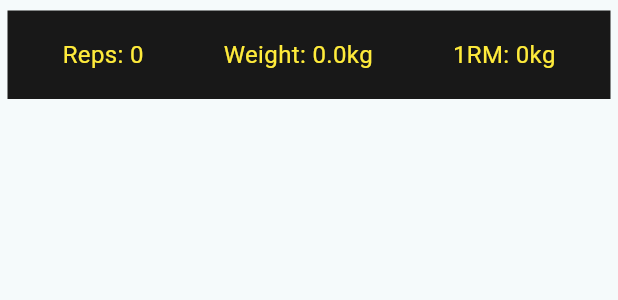
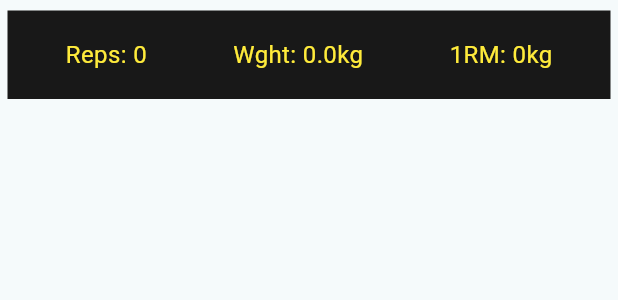
Before and after one commit to kry-ozo/gymNote, a Flutter app: the LogTile widget shown alone on an empty page, opened directly with empty values, on a phone screen of 412 x 824 dp. Shown: the top 300 px of the screen. Run offline on Flutter 3.47's test engine with Material 3 defaults, Android fonts, the phone set to English and light mode, and no system bars; our stand-ins replace convex_bottom_bar; missing offline and left inert: super_icons.

Commit message:
Changed the date in logs to String formated by DateFormat

```diff
--- a/lib/components/log_tile.dart
+++ b/lib/components/log_tile.dart
@@ -9,8 +9,8 @@ class LogTile extends StatelessWidget {
   Widget build(BuildContext context) {
     return Container(
       color: const Color.fromARGB(255, 24, 24, 24),
-      padding: EdgeInsets.symmetric( horizontal: 10, vertical: 18),
-      margin: EdgeInsets.symmetric(horizontal: 5, vertical: 7),
+      padding: const EdgeInsets.symmetric( horizontal: 10, vertical: 18),
+      margin: const EdgeInsets.symmetric(horizontal: 5, vertical: 7),
       child: Row(
         crossAxisAlignment: CrossAxisAlignment.center,
         mainAxisAlignment: MainAxisAlignment.spaceAround,
@@ -20,7 +20,7 @@ class LogTile extends StatelessWidget {
             color: Colors.yellow,
             fontSize: 16
           ),),
-          Text("Weight: ${log.weight}kg",
+          Text("Wght: ${log.weight}kg",
           style: const TextStyle(
             color: Colors.yellow,
             fontSize: 16
--- a/lib/models/log.dart
+++ b/lib/models/log.dart
@@ -1,6 +1,6 @@
 class Log{
   final String exerciseId;
-  final DateTime dateLog;
+  final String dateLog;
   final int reps;
   final double weight;
   final int oneRepMax;
--- a/pubspec.yaml
+++ b/pubspec.yaml
@@ -15,6 +15,7 @@ dependencies:
   super_icons: ^1.0.3
   provider: ^6.1.2
   uuid: ^4.5.1
+  intl: ^0.20.1
 
 dev_dependencies:
   flutter_test:
```
Also changed, not shown: lib/pages/exercise.dart (+4 -3 lines), lib/services/exercise_provider.dart (+8 -1 lines), pubspec.lock.
